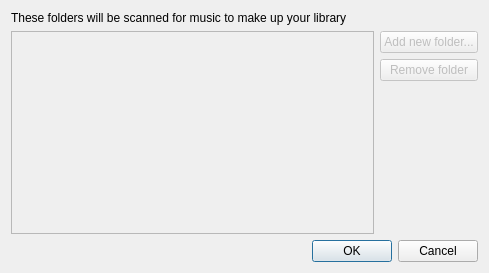
clementine-player/Clementine, file src/libraryconfig.ui: the form before one commit.
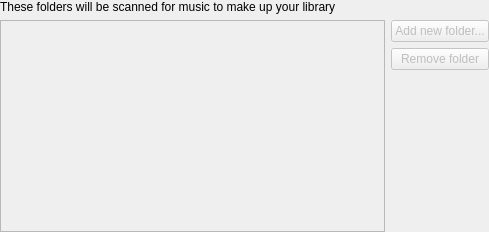
The form after the commit. Icons and pictures are not drawn.

Commit message: Config dialog

Patch:
```diff
--- a/src/libraryconfig.ui
+++ b/src/libraryconfig.ui
@@ -1,19 +1,22 @@
 <?xml version="1.0" encoding="UTF-8"?>
 <ui version="4.0">
  <class>LibraryConfig</class>
- <widget class="QDialog" name="LibraryConfig">
+ <widget class="QWidget" name="LibraryConfig">
   <property name="geometry">
    <rect>
     <x>0</x>
     <y>0</y>
     <width>489</width>
-    <height>273</height>
+    <height>232</height>
    </rect>
   </property>
   <property name="windowTitle">
    <string>Music Library</string>
   </property>
   <layout class="QVBoxLayout" name="verticalLayout_2">
+   <property name="margin">
+    <number>0</number>
+   </property>
    <item>
     <widget class="QLabel" name="label">
      <property name="text">
@@ -24,7 +27,7 @@
    <item>
     <layout class="QHBoxLayout" name="horizontalLayout">
      <item>
-      <widget class="QListWidget" name="list">
+      <widget class="QListView" name="list">
        <property name="enabled">
         <bool>false</bool>
        </property>
@@ -88,16 +91,6 @@
      </item>
     </layout>
    </item>
-   <item>
-    <widget class="QDialogButtonBox" name="buttonBox">
-     <property name="orientation">
-      <enum>Qt::Horizontal</enum>
-     </property>
-     <property name="standardButtons">
-      <set>QDialogButtonBox::Cancel|QDialogButtonBox::Ok</set>
-     </property>
-    </widget>
-   </item>
   </layout>
  </widget>
  <tabstops>
```
Left out of the diff: 39 changed lines with no effect on the pictures. The commit also changes 19 other files.
